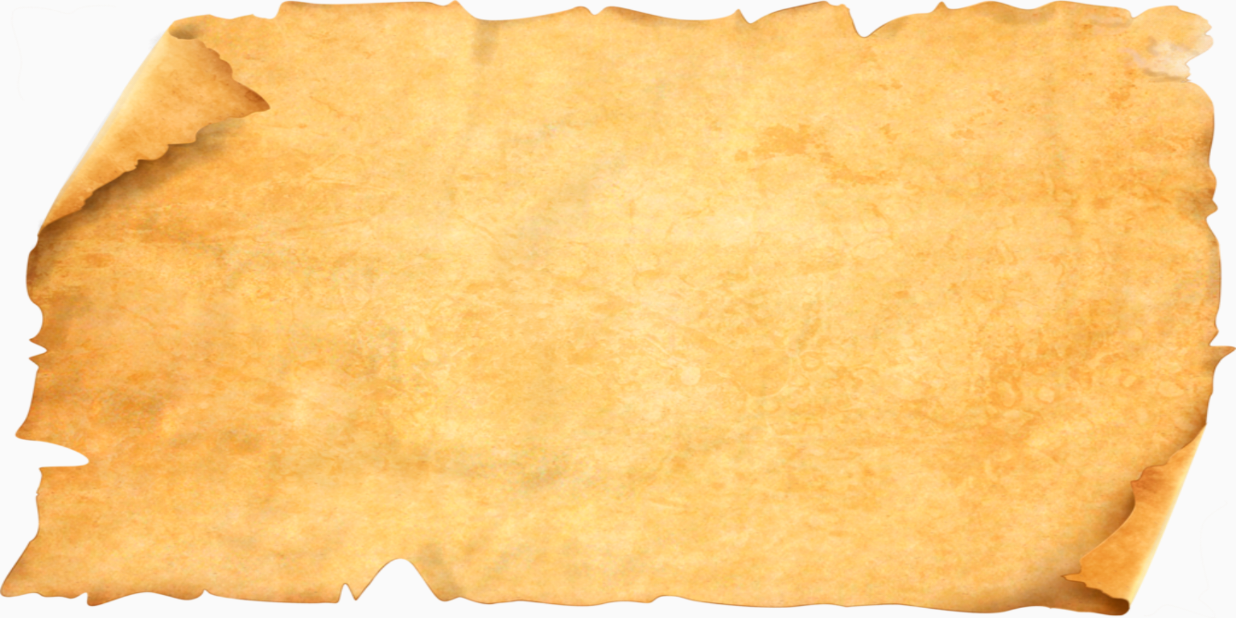
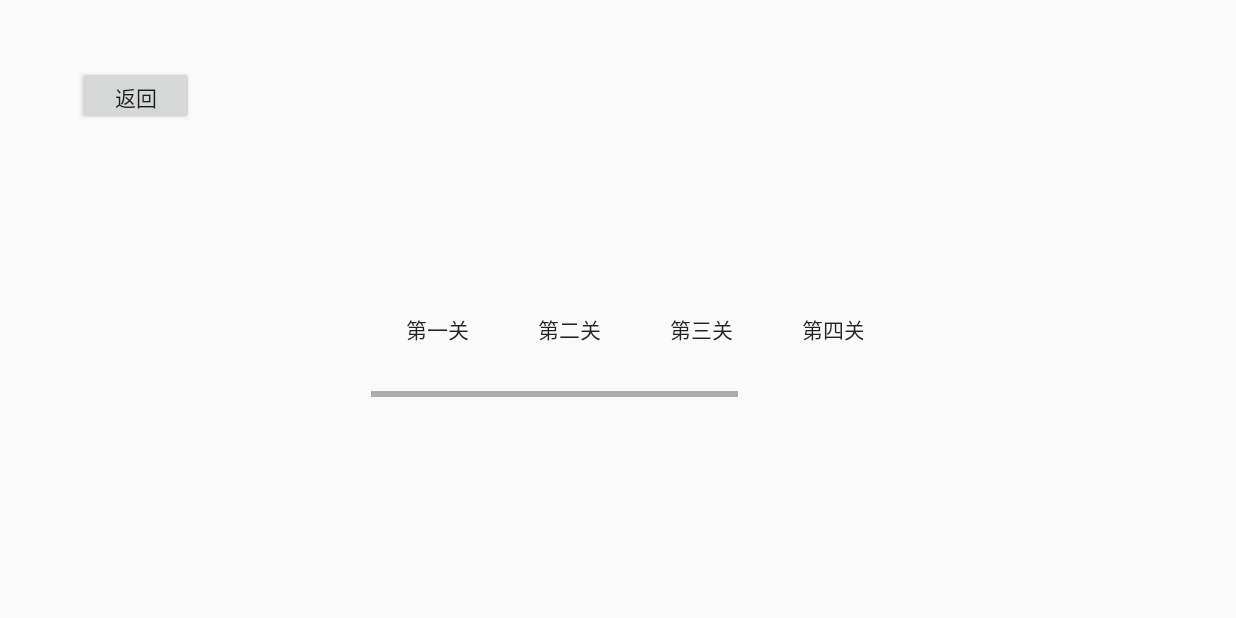
Before and after one commit to el-team-for-ljl-cpk-nsy-and-czh/Wandering, an Android app: the ChooseGameActivity screen opened directly, with no data from a screen before it, on a phone screen of 824 x 412 dp (held sideways). Run offline under Robolectric (Android 15) with nearby library versions, the phone set to English and light mode, and no system bars; 1 statement that could not run was skipped.

Commit message:
5.20 18.03 重新写了选关界面，背景还需要继续调整

```diff
--- a/app/src/main/java/com/example/wanderingearth/ChooseGameActivity.java
+++ b/app/src/main/java/com/example/wanderingearth/ChooseGameActivity.java
@@ -1,7 +1,13 @@
 package com.example.wanderingearth;
 
+import android.content.Intent;
+import android.support.annotation.NonNull;
+import android.support.v4.view.PagerAdapter;
+import android.support.v4.view.ViewPager;
 import android.support.v7.app.AppCompatActivity;
 import android.os.Bundle;
+import android.view.View;
+import android.view.ViewGroup;
 
 public class ChooseGameActivity extends AppCompatActivity {
 
@@ -9,5 +15,20 @@ public class ChooseGameActivity extends AppCompatActivity {
     protected void onCreate(Bundle savedInstanceState) {
         super.onCreate(savedInstanceState);
         setContentView(R.layout.activity_choose);
+        findViewById(R.id.level1).setOnClickListener(new View.OnClickListener() {
+            @Override
+            public void onClick(View v) {
+                Intent intent = new Intent(ChooseGameActivity.this,StartGameFlashActivity.class);
+                startActivity(intent);
+            }
+        });
+        findViewById(R.id.Return).setOnClickListener(new View.OnClickListener() {
+            @Override
+            public void onClick(View v) {
+                Intent intent = new Intent(ChooseGameActivity.this,MainActivity.class);
+                startActivity(intent);
+                finish();
+            }
+        });
     }
 }
--- a/app/src/main/java/com/example/wanderingearth/Earth.java
+++ b/app/src/main/java/com/example/wanderingearth/Earth.java
@@ -5,11 +5,15 @@ import android.graphics.Canvas;
 import android.graphics.Color;
 import android.graphics.Paint;
 import android.graphics.Path;
+import android.util.AttributeSet;
 import android.view.View;
 
 public class Earth extends View{
     public Earth(Context context){
         super(context);
+    }
+    public Earth(Context context,AttributeSet attrs){
+        super(context,attrs);
     }
 
     private float[] pathXDots;//一系列的点用来绘制路径；
--- a/app/src/main/java/com/example/wanderingearth/StartGameActivity.java
+++ b/app/src/main/java/com/example/wanderingearth/StartGameActivity.java
@@ -17,7 +17,7 @@ import android.widget.ImageView;
 import android.widget.LinearLayout;
 
 public class StartGameActivity extends AppCompatActivity {
-    private Earth earth = new Earth(this);//此处声明earth则在后续的所有方法中都可以使用earth；
+    //此处声明earth则在后续的所有方法中都可以使用earth；
     int WINDOWWIDTH,WINDOWHEIGHT;
     @Override
     protected void onCreate(Bundle savedInstanceState) {
@@ -27,9 +27,10 @@ public class StartGameActivity extends AppCompatActivity {
         /*
         以下是初始化earth轨迹的代码，仅供测试使用；
          */
+        Earth earth = new Earth(this);
         float[] XDots = new float[250];
         float[] YDots = new float[250];
-        for(int i = 1;i<= 250;i++){
+        for(int i = 0;i< 250;i++){
             XDots[i] = i;
             YDots[i] = i*i + 2*i + 2;
         }
--- a/app/src/main/res/layout/activity_choose.xml
+++ b/app/src/main/res/layout/activity_choose.xml
@@ -4,5 +4,78 @@
     xmlns:tools="http://schemas.android.com/tools"
     android:layout_width="match_parent"
     android:layout_height="match_parent"
-    android:background="@drawable/map"
-    tools:context=".ChooseGameActivity"/>
+    tools:context=".ChooseGameActivity">
+
+    <HorizontalScrollView
+        android:id="@+id/ScrollView"
+        android:layout_width="328dp"
+        android:layout_height="90dp"
+        android:layout_marginStart="8dp"
+        android:layout_marginTop="84dp"
+        android:layout_marginEnd="8dp"
+        android:layout_marginBottom="8dp"
+        app:layout_constraintBottom_toBottomOf="parent"
+        app:layout_constraintEnd_toEndOf="parent"
+        app:layout_constraintHorizontal_bias="0.498"
+        app:layout_constraintStart_toStartOf="parent"
+        app:layout_constraintTop_toTopOf="parent"
+        app:layout_constraintVertical_bias="0.394">
+
+        <LinearLayout
+            android:layout_width="wrap_content"
+            android:layout_height="match_parent"
+            android:orientation="horizontal">
+
+            <Button
+                android:id="@+id/level1"
+                style="@style/Widget.AppCompat.Button.Borderless"
+                android:layout_width="match_parent"
+                android:layout_height="match_parent"
+                android:layout_weight="1"
+                android:text="@string/levelButton" />
+
+            <Button
+                android:id="@+id/level2"
+                style="@style/Widget.AppCompat.Button.Borderless"
+                android:layout_width="match_parent"
+                android:layout_height="match_parent"
+                android:layout_weight="1"
+                android:text="@string/level2" />
+
+            <Button
+                android:id="@+id/level3"
+                style="@style/Widget.AppCompat.Button.Borderless"
+                android:layout_width="match_parent"
+                android:layout_height="match_parent"
+                android:layout_weight="1"
+                android:text="@string/level3button" />
+
+            <Button
+                android:id="@+id/level4"
+                style="@style/Widget.AppCompat.Button.Borderless"
+                android:layout_width="match_parent"
+                android:layout_height="match_parent"
+                android:layout_weight="1"
+                android:text="@string/level4button" />
+
+            <Button
+                android:id="@+id/level5"
+                style="@style/Widget.AppCompat.Button.Borderless"
+                android:layout_width="match_parent"
+                android:layout_height="match_parent"
+                android:layout_weight="1"
+                android:text="@string/level5button" />
+        </LinearLayout>
+    </HorizontalScrollView>
+
+    <Button
+        android:id="@+id/ReturnHome"
+        android:layout_width="77dp"
+        android:layout_height="39dp"
+        android:layout_marginStart="52dp"
+        android:layout_marginTop="44dp"
+        android:text="@string/ReturnHomeButton"
+        app:layout_constraintStart_toStartOf="parent"
+        app:layout_constraintTop_toTopOf="parent" />
+
+</android.support.constraint.ConstraintLayout>
--- a/app/src/main/res/values/strings.xml
+++ b/app/src/main/res/values/strings.xml
@@ -11,4 +11,11 @@
         "刘慈欣《流浪地球》</string>
     <string name="LearnMoreMessage">此游戏</string>
     <string name="MoveButton">开始</string>
+    <string name="Level1Button">第一关</string>
+    <string name="levelButton">第一关</string>
+    <string name="level2">第二关</string>
+    <string name="level3button">第三关</string>
+    <string name="level4button">第四关</string>
+    <string name="level5button">第五关</string>
+    <string name="ReturnHomeButton">返回</string>
 </resources>
```
Also changed, not shown: app/src/main/res/drawable/map.png (deleted).
